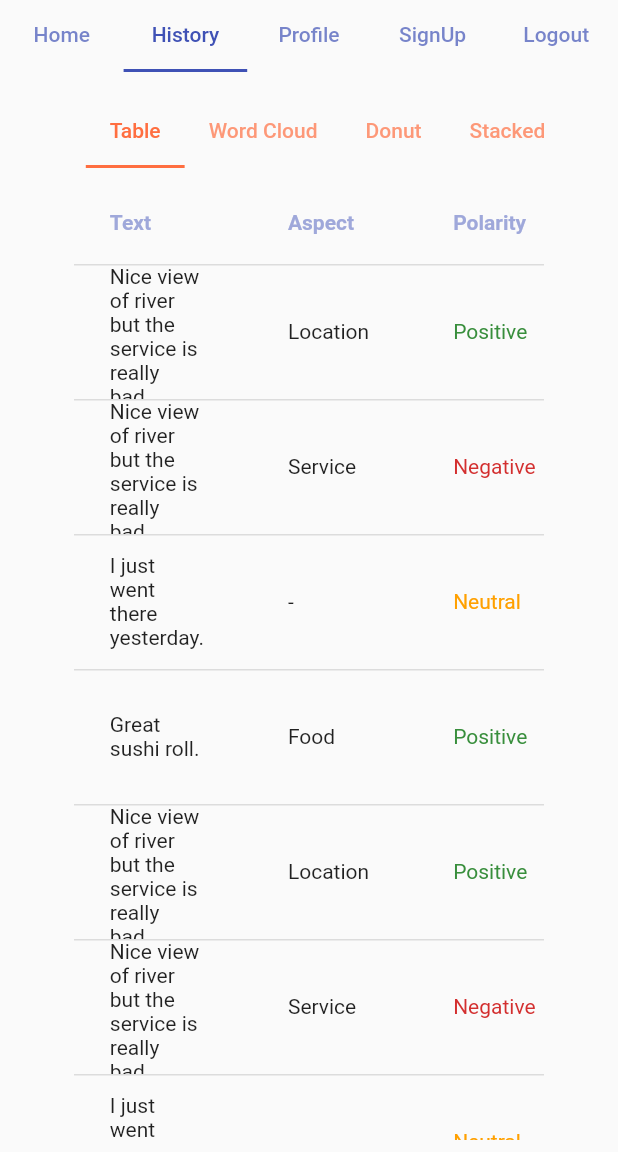
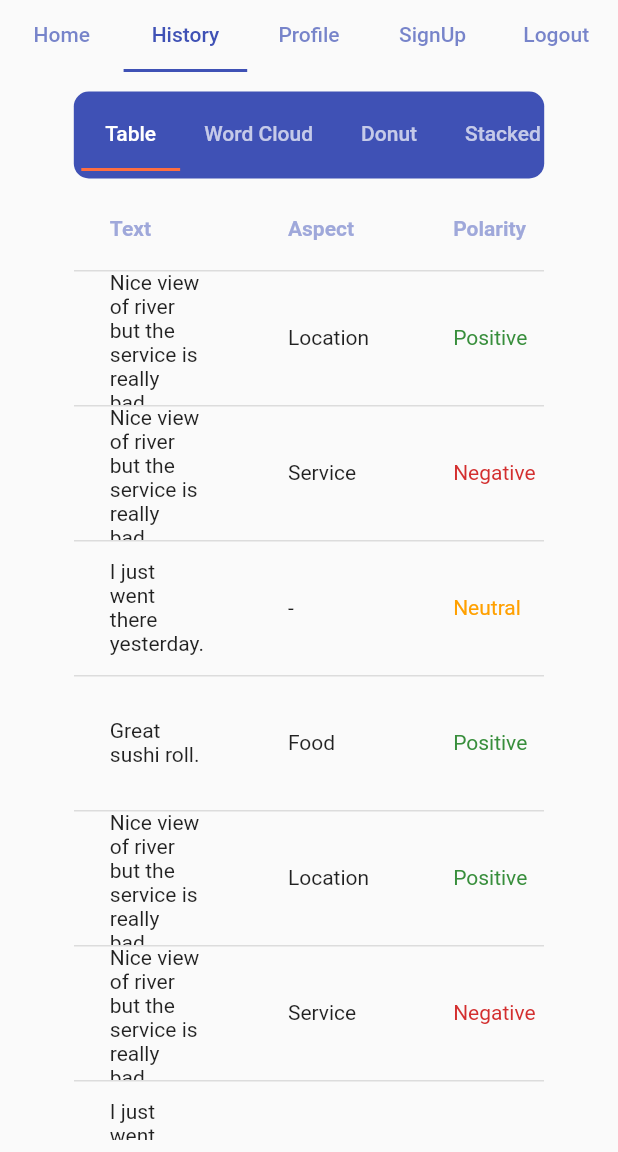
Before and after one commit to KhornSokheng/customer-feedback-analysis, a Flutter app: the screen it shows after launch, tab 2 chosen, on a phone screen of 412 x 824 dp, the part 84-1236 px from its top. Run offline on Flutter 3.47's test engine with Material 2 defaults, Android fonts, the phone set to English and light mode, and no system bars; our stand-ins replace syncfusion_flutter_charts.

Commit message:
wrap result tab bar with container

```diff
--- a/lib/widgets/result_widget/result_launcher.dart
+++ b/lib/widgets/result_widget/result_launcher.dart
@@ -39,27 +39,37 @@ class _ResultLauncherState extends State<ResultLauncher> with SingleTickerProvid
     var screenSize = MediaQuery.of(context).size;
 
     return Container(
-      padding: EdgeInsets.all(8),
+      padding: const EdgeInsets.all(8),
       // color: Colors.amberAccent,
       height: screenSize.height*0.9,
       width: screenSize.width*0.8,
       child: Column(
         children: [
-          TabBar(
-            padding: EdgeInsets.all(8),
-            labelColor: Colors.deepOrangeAccent,
+          Container(
+            // color: Colors.indigo,
+            padding: EdgeInsets.zero,
+            margin: EdgeInsets.symmetric(vertical: 5),
+            decoration: BoxDecoration(
+
+              borderRadius: BorderRadius.circular(10),
+              color: Colors.indigo
+            ),
+            child: TabBar(
+              padding: const EdgeInsets.all(5),
+              // labelColor: Colors.deepOrangeAccent,
               indicatorColor: Colors.deepOrangeAccent,
               // automaticIndicatorColorAdjustment: true,
               // indicatorWeight: 3,
               isScrollable: true,
               controller: controller,
-            tabs: [
+              tabs: const [
                 Tab(text: 'Table',),
                 Tab(text: 'Word Cloud',),
                 Tab(text: 'Donut',),
                 Tab(text: 'Stacked Bar',),
               ],
 
+            ),
           ),
           Expanded(
             child: TabBarView(
```
Lines whose indentation alone changed are shown as unchanged.
